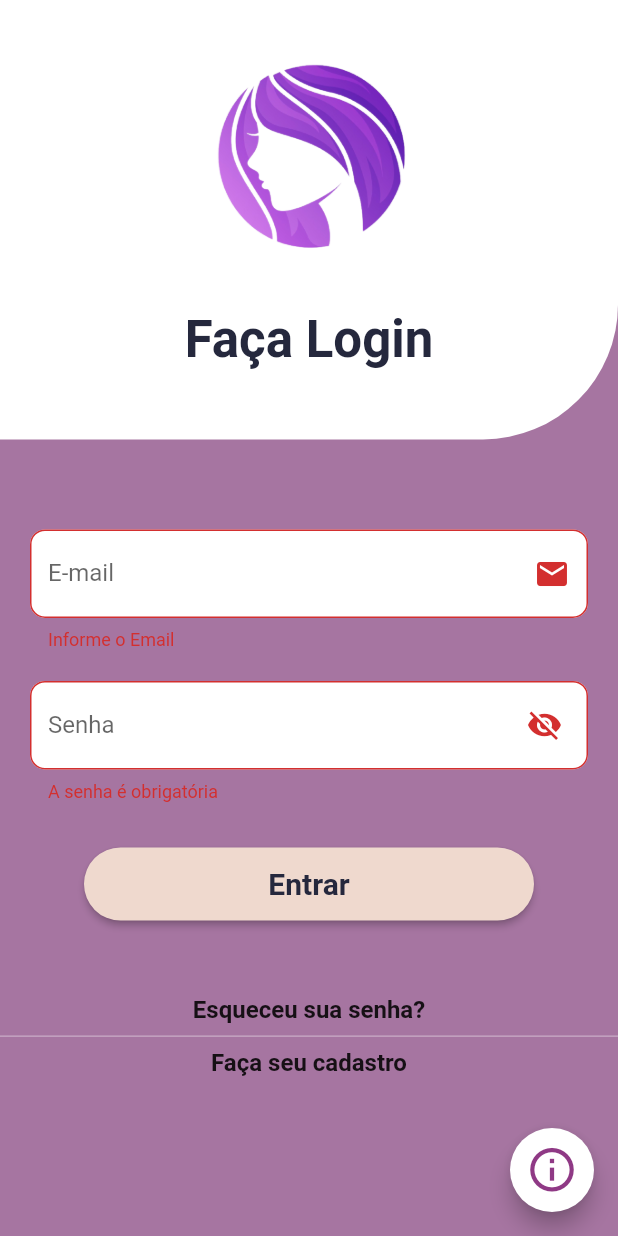
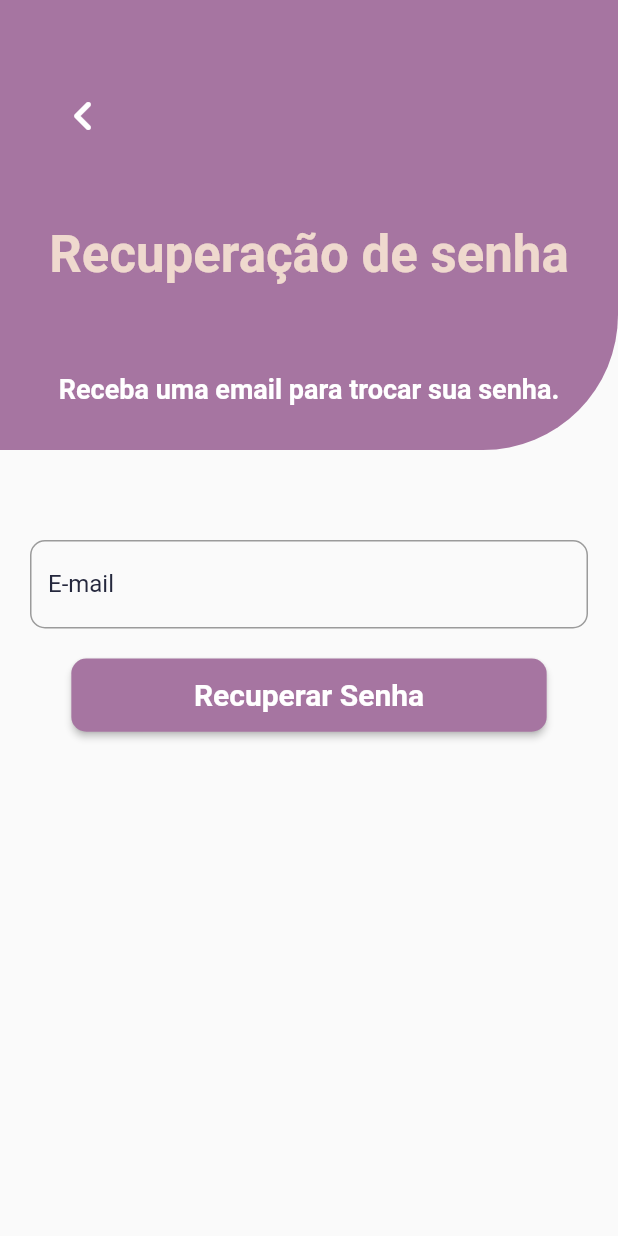
Before and after one commit to CruzLucass/Wood-Analyzer-App, a Flutter app: the screen it shows after launch, after a tap on "Entrar", after a tap on "Esqueceu sua senha?", on a phone screen of 412 x 824 dp. Run offline on Flutter 3.47's test engine with Material 2 defaults, Android fonts, the phone set to English and light mode, and no system bars; our stand-ins replace cloud_firestore, firebase_auth, firebase_core, get, image_picker, mask_text_input_formatter; accounts and stored records are empty.

Commit message:
função esqueceu sua senha

```diff
--- a/lib/routes/routes.dart
+++ b/lib/routes/routes.dart
@@ -3,6 +3,7 @@
 import 'package:get/get.dart';
 import 'package:wood_analyzer/screens/analysis_info_screen.dart';
 import 'package:wood_analyzer/screens/diagnostic_image.dart';
+import 'package:wood_analyzer/screens/forgot_password_screen.dart';
 import 'package:wood_analyzer/screens/home_screen.dart';
 import 'package:wood_analyzer/screens/login_screen.dart';
 import 'package:wood_analyzer/screens/pacient_info_screen.dart';
@@ -14,6 +15,7 @@ class Routes {
   static const String splashPage = '/splash-page';
   static const String login = '/login';
   static const String signup = '/signup';
+  static const String forgotPassword = '/forgot_password';
   static const String initial = '/';
   static const String pacientInfo = '/pacient_info';
   static const String analysisInfo = '/analysis_info';
@@ -23,6 +25,7 @@ class Routes {
   static String getSplashPage() => splashPage;
   static String getLoginPage() => login;
   static String getSignupPage() => signup;
+  static String getForgotPasswordPage() => forgotPassword;
   static String getInitial() => initial;
   static String getPacientInfo() => pacientInfo;
   static String getAnalysisInfo(String email) => '$analysisInfo?email=$email';
@@ -47,6 +50,13 @@ class Routes {
       page: () {
         return SignupScreen();
       },
+    ),
+    GetPage(
+      name: forgotPassword,
+      page: () {
+        return ForgotPasswordScreen();
+      },
+      transition: Transition.fadeIn,
     ),
     GetPage(
       name: initial,
--- /dev/null
+++ b/lib/screens/forgot_password_screen.dart
@@ -0,0 +1,187 @@
+// ignore_for_file: prefer_const_constructors
+
+import 'package:flutter/material.dart';
+import 'package:get/get.dart';
+import 'package:wood_analyzer/auth/authentication.dart';
+import 'package:wood_analyzer/routes/routes.dart';
+import 'package:wood_analyzer/utils/app_colors.dart';
+import 'package:wood_analyzer/utils/dimensions.dart';
+
+class ForgotPasswordScreen extends StatefulWidget {
+  const ForgotPasswordScreen({Key? key}) : super(key: key);
+
+  @override
+  State<ForgotPasswordScreen> createState() => _ForgotPasswordScreenState();
+}
+
+class _ForgotPasswordScreenState extends State<ForgotPasswordScreen> {
+  final _formKey = GlobalKey<FormState>();
+
+  String? email;
+
+  @override
+  Widget build(BuildContext context) {
+    return Scaffold(
+      body: SingleChildScrollView(
+        child: Column(
+          crossAxisAlignment: CrossAxisAlignment.center,
+          children: [
+            Container(
+              width: double.infinity,
+              height: 300,
+              decoration: BoxDecoration(
+                color: AppColors.lilasColor,
+                borderRadius: BorderRadius.only(
+                  bottomRight: Radius.circular(90),
+                ),
+              ),
+              child: Column(
+                mainAxisAlignment: MainAxisAlignment.spaceAround,
+                // ignore: prefer_const_literals_to_create_immutables
+                children: [
+                  Container(
+                    width: 40,
+                    height: 40,
+                    margin: EdgeInsets.only(
+                      right: Dimensions.width300,
+                      top: Dimensions.height20,
+                    ),
+                    child: IconButton(
+                      onPressed: () {
+                        Get.toNamed(Routes.login);
+                      },
+                      icon: Icon(
+                        Icons.chevron_left_rounded,
+                        color: Colors.white,
+                        size: 40,
+                      ),
+                    ),
+                  ),
+                  Container(
+                    alignment: Alignment.center,
+                    child: Text(
+                      'Recuperação de senha',
+                      style: TextStyle(
+                        color: AppColors.lightColor,
+                        fontSize: 34,
+                        fontWeight: FontWeight.bold,
+                      ),
+                    ),
+                  ),
+                  Container(
+                    alignment: Alignment.center,
+                    width: 350,
+                    child: Text(
+                      'Receba uma email para trocar sua senha.',
+                      textAlign: TextAlign.center,
+                      style: TextStyle(
+                        color: Colors.white,
+                        fontWeight: FontWeight.w600,
+                        fontSize: 18,
+                      ),
+                    ),
+                  ),
+                ],
+              ),
+            ),
+            SizedBox(
+              height: 40,
+            ),
+            Form(
+              key: _formKey,
+              child: Padding(
+                padding: const EdgeInsets.all(20),
+                child: Column(
+                  children: [
+                    TextFormField(
+                      decoration: InputDecoration(
+                        labelText: 'E-mail',
+                        labelStyle: TextStyle(color: AppColors.textColor),
+                        border: OutlineInputBorder(
+                          borderRadius: BorderRadius.circular(10),
+                        ),
+                        floatingLabelBehavior: FloatingLabelBehavior.never,
+                      ),
+                      validator: _validarEmail,
+                      onSaved: (value) => email = value,
+                    ),
+                    SizedBox(
+                      height: 20,
+                    ),
+                    ElevatedButton(
+                      onPressed: () {
+                        if (_formKey.currentState!.validate()) {
+                          _formKey.currentState!.save();
+                          showDialog(
+                            context: context,
+                            barrierDismissible: false,
+                            builder: (context) => Center(
+                              child: CircularProgressIndicator(),
+                            ),
+                          );
+                          Authentication().resetPassword(email!).then((result) {
+                            if (result == null) {
+                              ScaffoldMessenger.of(context).showSnackBar(
+                                SnackBar(
+                                  content: Text(
+                                    'Email enviado com sucesso.',
+                                    style: TextStyle(
+                                      fontSize: 20,
+                                    ),
+                                  ),
+                                ),
+                              );
+                              Get.offNamed(Routes.login);
+                            } else {
+                              ScaffoldMessenger.of(context)
+                                  .showSnackBar(SnackBar(
+                                content: Text(
+                                  'Erro ao enviar email. $result',
+                                  style: TextStyle(fontSize: 20),
+                                ),
+                              ));
+                            }
+                          });
+                        }
+                      },
+                      style: ElevatedButton.styleFrom(
+                        shape: RoundedRectangleBorder(
+                          borderRadius: BorderRadius.circular(10),
+                        ),
+                        primary: AppColors.lilasColor,
+                        fixedSize: Size(
+                          Dimensions.width300,
+                          Dimensions.height50,
+                        ),
+                      ),
+                      child: Text(
+                        'Recuperar Senha',
+                        style: TextStyle(
+                          fontSize: 20,
+                          fontWeight: FontWeight.bold,
+                        ),
+                      ),
+                    ),
+                  ],
+                ),
+              ),
+            )
+          ],
+        ),
+      ),
+    );
+  }
+}
+
+String? _validarEmail(String? value) {
+  String pattern =
+      r'^(([^<>()[\]\\.,;:\s@\"]+(\.[^<>()[\]\\.,;:\s@\"]+)*)|(\".+\"))@((\[[0-9]{1,3}\.[0-9]{1,3}\.[0-9]{1,3}\.[0-9]{1,3}\])|(([a-zA-Z\-0-9]+\.)+[a-zA-Z]{2,}))$';
+  RegExp regExp = RegExp(pattern);
+  if (value!.isEmpty) {
+    return "Informe o Email";
+  } else if (!regExp.hasMatch(value)) {
+    return "Email inválido";
+  } else {
+    return null;
+  }
+}
--- a/lib/screens/login_screen.dart
+++ b/lib/screens/login_screen.dart
@@ -199,7 +199,9 @@ class _LoginScreenState extends State<LoginScreen> {
             crossAxisAlignment: CrossAxisAlignment.center,
             children: [
               GestureDetector(
-                onTap: () {},
+                onTap: () {
+                  Get.offNamed(Routes.forgotPassword);
+                },
                 child: SizedBox(
                   width: Dimensions.width300,
                   child: Center(
```
Also changed, not shown: lib/auth/authentication.dart (+9 -0 lines).
